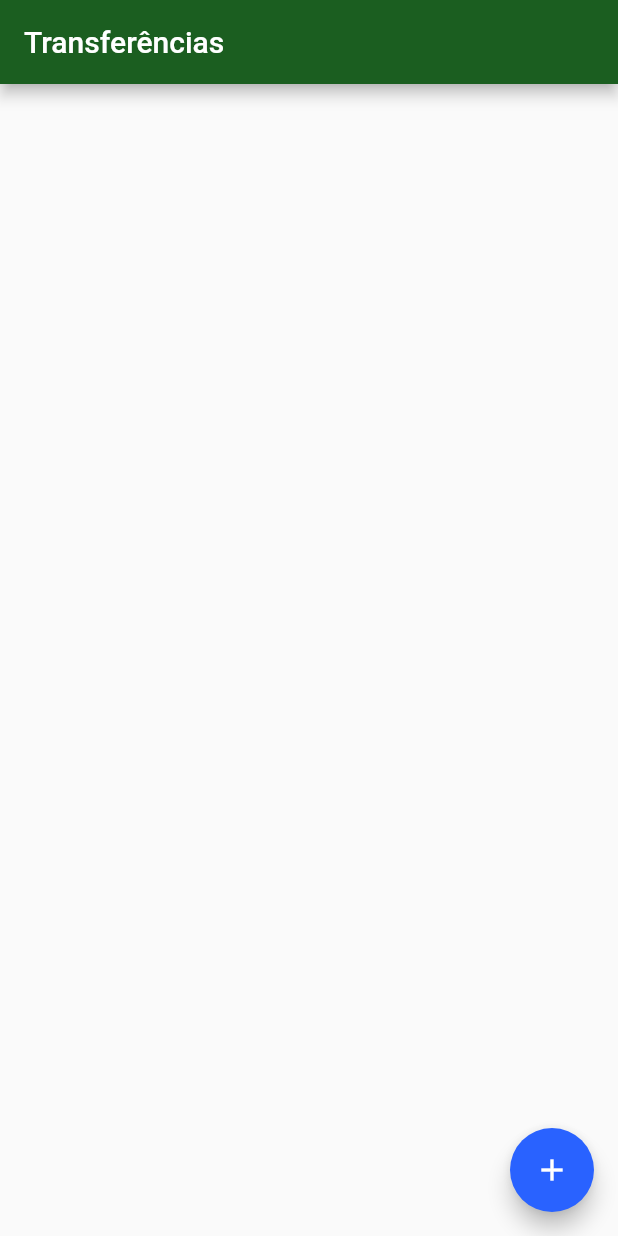
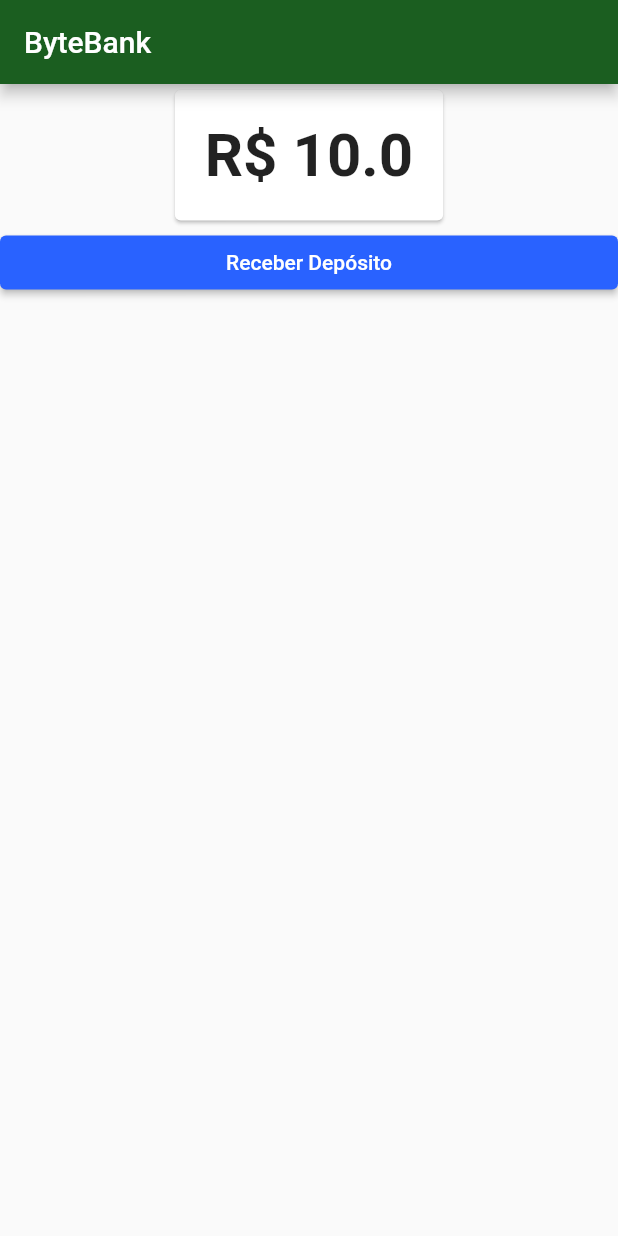
Before and after one commit to liebersonsantos/bytebank_flutter, a Flutter app: the screen it shows after launch, on a phone screen of 412 x 824 dp. Run offline on Flutter 3.47's test engine with Material 2 defaults, Android fonts, the phone set to English and light mode, and no system bars.

```diff
--- /dev/null
+++ b/lib/model/balance.dart
@@ -0,0 +1,22 @@
+import 'package:flutter/material.dart';
+
+class Balance extends ChangeNotifier{
+  double value;
+
+  Balance(this.value);
+
+  void addValue(double value) {
+    this.value += value;
+    notifyListeners();
+  }
+
+  void subtractValue(double value){
+    this.value -= value;
+    notifyListeners();
+  }
+
+  @override
+  String toString() {
+    return 'R\$ $value';
+  }
+}
--- a/lib/screens/byte_bank_app.dart
+++ b/lib/screens/byte_bank_app.dart
@@ -1,3 +1,4 @@
+import 'package:bytebank/screens/dashboard/dashboard.dart';
 import 'package:bytebank/screens/transfer/column_transfer_list.dart';
 import 'package:flutter/cupertino.dart';
 import 'package:flutter/material.dart';
@@ -14,7 +15,8 @@ class ByteBankApp extends StatelessWidget {
           textTheme: ButtonTextTheme.primary
         )
       ),
-      home: ColumnTransferList()
+      // home: ColumnTransferList()
+      home: Dashboard()
     );
   }
 }
--- /dev/null
+++ b/lib/screens/dashboard/card_balance.dart
@@ -0,0 +1,25 @@
+import 'package:bytebank/model/balance.dart';
+import 'package:flutter/cupertino.dart';
+import 'package:flutter/material.dart';
+import 'package:provider/provider.dart';
+
+class CardBalance extends StatelessWidget {
+
+  @override
+  Widget build(BuildContext context) {
+    return Card(
+      child: Padding(
+        padding: EdgeInsets.all(20.0),
+        child: Consumer<Balance>(
+          builder: (context, value, child){
+            return Text(
+              value.toString(),
+              style: TextStyle(fontSize: 40, fontWeight: FontWeight.bold),
+            );
+          },
+        )
+
+      ),
+    );
+  }
+}
--- /dev/null
+++ b/lib/screens/dashboard/dashboard.dart
@@ -0,0 +1,31 @@
+import 'package:bytebank/model/balance.dart';
+import 'package:bytebank/screens/dashboard/card_balance.dart';
+import 'package:bytebank/screens/deposit/deposit_form.dart';
+import 'package:flutter/cupertino.dart';
+import 'package:flutter/material.dart';
+import 'package:provider/provider.dart';
+
+class Dashboard extends StatelessWidget {
+  @override
+  Widget build(BuildContext context) {
+    return Scaffold(
+        appBar: AppBar(title: const Text('ByteBank')),
+        body: ListView(
+          children: [
+            Align(
+              alignment: Alignment.topCenter,
+              child: (CardBalance()),
+            ),
+            RaisedButton(
+                child: Text('Receber Depósito'),
+                onPressed: () {
+                  // balance.subtractValue(10);
+                  Navigator.push(context, MaterialPageRoute(builder: (context) {
+                    return DepositForm();
+                  }));
+                },
+            )
+          ],
+        ));
+  }
+}
--- a/pubspec.yaml
+++ b/pubspec.yaml
@@ -28,6 +28,7 @@ dependencies:
   # The following adds the Cupertino Icons font to your application.
   # Use with the CupertinoIcons class for iOS style icons.
   cupertino_icons: ^1.0.0
+  provider: 3.0.0
 
 dev_dependencies:
   flutter_test:
```
Also changed, not shown: lib/screens/deposit/deposit_form.dart (added, +58 -0 lines), lib/screens/main.dart (+8 -1 lines), lib/screens/transfer/transfer_form.dart (+3 -4 lines), pubspec.lock.
